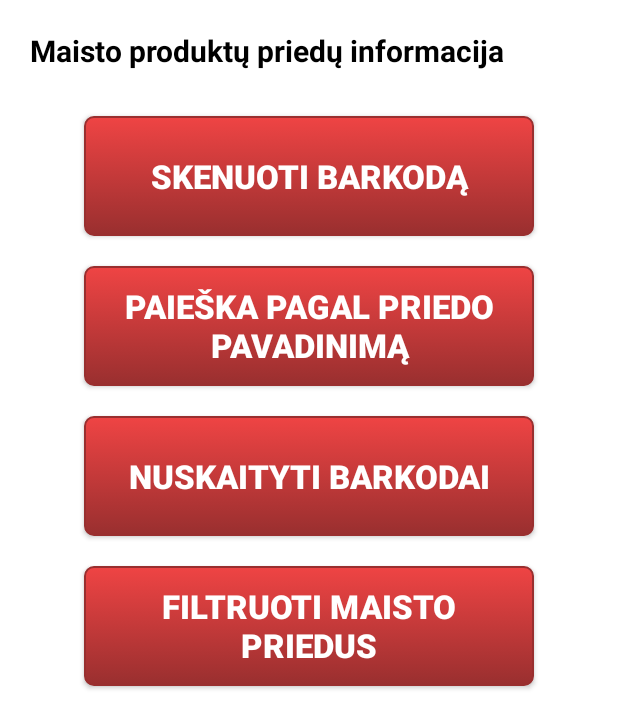
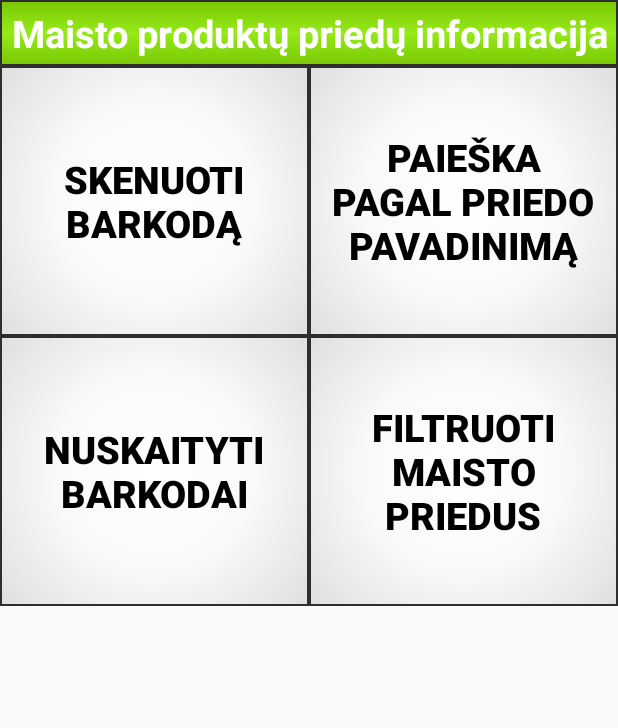
Before and after one commit to deiauk/IT_Engineering, an Android app: the screen it shows after launch (MainActivity), on a phone screen of 412 x 824 dp. Shown: the top 728 px of the screen. Run offline under Robolectric (Android 15) with nearby library versions, the phone set to English and light mode, and no system bars; libraries missing offline, so code that uses them is left out: com.google.zxing.integration; 4 statements that could not run were skipped.

Commit message:
new style

```diff
--- a/app/src/main/res/drawable/red_button.xml
+++ b/app/src/main/res/drawable/button.xml
@@ -3,14 +3,12 @@
     <item android:state_pressed="true" >
         <shape>
             <gradient
-                android:startColor="#993F3F"
-                android:endColor="#EF5B5B"
+                android:startColor="#009999"
+                android:endColor="#006363"
+                android:type="radial"
+
+                android:gradientRadius="50%"
                 android:angle="270" />
-            <stroke
-                android:width="1dp"
-                android:color="#993F3F" />
-            <corners
-                android:radius="6dp" />
             <padding
                 android:left="10dp"
                 android:top="10dp"
@@ -21,14 +19,14 @@
     <item>
         <shape>
             <gradient
-                android:startColor="#ef4444"
-                android:endColor="#992f2f"
-                android:angle="270" />
+                android:startColor="#ffffff"
+                android:centerColor="#f9f9f9"
+                android:endColor="#e1e0e0"
+                android:type="radial"
+                android:gradientRadius="75%"/>
             <stroke
                 android:width="1dp"
-                android:color="#992f2f" />
-            <corners
-                android:radius="6dp" />
+                android:color="#2e2e2e"/>
             <padding
                 android:left="10dp"
                 android:top="10dp"
--- /dev/null
+++ b/app/src/main/res/drawable/title.xml
@@ -0,0 +1,20 @@
+<?xml version="1.0" encoding="utf-8" ?>
+<selector xmlns:android="http://schemas.android.com/apk/res/android">
+    <item>
+        <shape>
+            <gradient
+                android:startColor="#7ac805"
+                android:centerColor="#96ea17"
+                android:endColor="#7ac805"
+                android:angle="270" />
+            <stroke
+                android:width="1dp"
+                android:color="#2e2e2e"/>
+            <padding
+                android:left="5dp"
+                android:top="5dp"
+                android:right="5dp"
+                android:bottom="5dp" />
+        </shape>
+    </item>
+</selector>
--- a/app/src/main/res/layout/activity_food_aditive_info.xml
+++ b/app/src/main/res/layout/activity_food_aditive_info.xml
@@ -6,17 +6,17 @@
     <LinearLayout xmlns:android="http://schemas.android.com/apk/res/android"
         xmlns:tools="http://schemas.android.com/tools" android:layout_width="match_parent"
         android:layout_height="match_parent"
-        android:paddingLeft="@dimen/activity_horizontal_margin"
-        android:paddingRight="@dimen/activity_horizontal_margin"
-        android:paddingTop="@dimen/activity_vertical_margin"
-        android:paddingBottom="@dimen/activity_vertical_margin"
         android:orientation="vertical"
         tools:context=".FoodAdditiveInfoActivity">
 
         <TextView
-            android:layout_width="wrap_content"
+            android:background="@drawable/title"
+            android:layout_width="fill_parent"
             android:layout_height="wrap_content"
             android:textAppearance="?android:attr/textAppearanceLarge"
+            android:gravity="center"
+            android:paddingTop="16dp"
+            android:paddingBottom="16dp"
             android:id="@+id/mainText"
             android:text="-----"
             android:layout_alignParentTop="true"
--- a/app/src/main/res/layout/activity_main.xml
+++ b/app/src/main/res/layout/activity_main.xml
@@ -4,77 +4,90 @@
     android:id="@+id/container"
     android:layout_width="match_parent"
     android:layout_height="match_parent"
-    android:background="#ffffff"
     android:orientation="vertical"
     android:fitsSystemWindows="true"
-    tools:context="com.javacodegeeks.androidstartactivityforresultexample.ActivityOne" >
+    tools:context=".MainActivity" >
 
     <TextView
         android:id="@+id/textView1"
+        android:background="@drawable/title"
         android:layout_width="fill_parent"
         android:layout_height="wrap_content"
         android:layout_gravity="center|top"
-        android:layout_margin="20dp"
+        android:gravity="center"
         android:text="@string/label_menu_topLabel"
-        android:textColor="#000000"
-        android:textSize="20sp"
-        android:textStyle="bold"
-        android:autoText="false" />
+        android:textColor="#FFFFFF"
+        android:textSize="25sp"
+        android:textStyle="bold" />
+
+    <LinearLayout
+        android:layout_width="fill_parent"
+        android:layout_height="wrap_content"
+        android:orientation="horizontal"
+        android:layout_gravity="bottom|left"
+        android:weightSum="2">
 
         <Button
-        android:background="@drawable/red_button"
-        android:layout_width="300dp"
-        android:layout_height="80dp"
+            android:background="@drawable/button"
+            android:layout_width="0dp"
+            android:layout_height="180dp"
+            android:layout_weight="1"
             android:layout_gravity="center"
-        android:layout_margin="10dp"
-        android:gravity="center"
             android:onClick="scanCode"
             android:text="@string/button_menu_skenuoti"
-        android:textSize="22sp"
-        android:textColor="#ffffff"
+            android:textSize="25sp"
+            android:textColor="#000000"
             android:textStyle="bold">
         </Button>
 
         <Button
-        android:background="@drawable/red_button"
-        android:layout_width="300dp"
-        android:layout_height="80dp"
+            android:background="@drawable/button"
+            android:layout_width="0dp"
+            android:layout_height="180dp"
+            android:layout_weight="1"
             android:layout_gravity="center"
-        android:layout_margin="10dp"
-        android:gravity="center"
             android:onClick="searchInDatabase"
             android:text="@string/button_menu_paieska"
-        android:textSize="22sp"
-        android:textColor="#ffffff"
+            android:textSize="25sp"
+            android:textColor="#000000"
             android:textStyle="bold">
+        </Button>
+    </LinearLayout>
+
+    <LinearLayout
+        android:layout_width="fill_parent"
+        android:layout_height="wrap_content"
+        android:orientation="horizontal"
+        android:layout_gravity="bottom|left"
+        android:weightSum="2">
+
+        <Button
+            android:background="@drawable/button"
+            android:layout_width="0dp"
+            android:layout_height="180dp"
+            android:layout_weight="1"
+            android:layout_gravity="center"
+            android:onClick="goToDatabase"
+            android:text="@string/button_menu_nuskaitytiBarkodai"
+            android:textSize="25sp"
+            android:textColor="#000000"
+            android:textStyle="bold"
+
+            >
         </Button>
 
         <Button
-        android:background="@drawable/red_button"
-        android:layout_width="300dp"
-        android:layout_height="80dp"
+            android:background="@drawable/button"
+            android:layout_width="0dp"
+            android:layout_height="180dp"
+            android:layout_weight="1"
             android:layout_gravity="center"
-        android:layout_margin="10dp"
-        android:gravity="center"
-        android:onClick="goToDatabase"
-        android:text="@string/button_menu_nuskaitytiBarkodai"
-        android:textSize="22sp"
-        android:textColor="#ffffff"
+            android:onClick="selectFoodAdditivesToIgnore"
+            android:text="Filtruoti maisto priedus"
+            android:textSize="25sp"
+            android:textColor="#000000"
             android:textStyle="bold">
         </Button>
-
-    <Button
-        android:background="@drawable/red_button"
-        android:layout_width="300dp"
-        android:layout_height="80dp"
-        android:layout_gravity="center"
-        android:layout_margin="10dp"
-        android:gravity="center"
-        android:onClick="selectFoodAdditivesToIgnore"
-        android:text="Filtruoti maisto priedus"
-        android:textSize="22sp"
-        android:textColor="#ffffff"
-        android:textStyle="bold">
-    </Button>
+    </LinearLayout>
 
 </LinearLayout>
--- a/app/src/main/res/layout/activity_product.xml
+++ b/app/src/main/res/layout/activity_product.xml
@@ -4,18 +4,19 @@
     xmlns:tools="http://schemas.android.com/tools"
     android:layout_width="match_parent"
     android:layout_height="match_parent"
-    android:paddingLeft="@dimen/activity_horizontal_margin"
-    android:paddingRight="@dimen/activity_horizontal_margin"
-    android:paddingTop="@dimen/activity_vertical_margin"
-    android:paddingBottom="@dimen/activity_vertical_margin"
     android:orientation="horizontal"
     tools:context="barcode2.android.com.barcode.ProductActivity">
 
     <TextView
-        android:layout_width="wrap_content"
+        android:background="@drawable/title"
+        android:layout_width="fill_parent"
         android:layout_height="wrap_content"
+        android:paddingTop="16dp"
+        android:paddingBottom="16dp"
+        android:gravity="center"
         android:textAppearance="?android:attr/textAppearanceLarge"
         android:text="Kodas"
+        android:textStyle="bold"
         android:id="@+id/barcode"
         android:layout_alignParentTop="true"
         android:layout_centerHorizontal="true" />
@@ -26,13 +27,17 @@
         android:textAppearance="?android:attr/textAppearanceMedium"
         android:text="Produkte esantys maisto priedai:"
         android:id="@+id/textView"
-        android:layout_marginTop="52dp"
+        android:paddingLeft="8dp"
+        android:paddingRight="8dp"
+        android:layout_marginTop="0dp"
         android:layout_below="@+id/barcode"
         android:layout_alignParentLeft="true"
         android:layout_alignParentStart="true"
         android:paddingBottom="10sp"/>
 
     <ListView
+        android:paddingLeft="8dp"
+        android:paddingRight="8dp"
         android:layout_width="wrap_content"
         android:layout_height="wrap_content"
         android:id="@+id/listView"
--- a/app/src/main/res/layout/activity_search_in_database.xml
+++ b/app/src/main/res/layout/activity_search_in_database.xml
@@ -4,10 +4,6 @@
     xmlns:tools="http://schemas.android.com/tools"
     android:layout_width="match_parent"
     android:layout_height="match_parent"
-    android:paddingLeft="@dimen/activity_horizontal_margin"
-    android:paddingRight="@dimen/activity_horizontal_margin"
-    android:paddingTop="@dimen/activity_vertical_margin"
-    android:paddingBottom="@dimen/activity_vertical_margin"
     tools:context="barcode2.android.com.barcode.SearchInDatabaseActivity">
 
     <ListView
@@ -15,15 +11,19 @@
         android:layout_width="wrap_content"
         android:layout_height="wrap_content"
         android:layout_below="@+id/searchView"
+        android:paddingLeft="8dp"
+        android:paddingRight="8dp"
         android:layout_alignParentLeft="true"
         android:layout_alignParentStart="true">
     </ListView>
 
     <SearchView
+        android:background="@drawable/title"
         android:id="@+id/searchView"
-        android:layout_width="wrap_content"
+        android:layout_width="fill_parent"
         android:layout_height="wrap_content"
         android:layout_alignParentLeft="true"
+        android:layout_alignParentRight="true"
         android:layout_alignParentStart="true">
     </SearchView>
 
```
Lines whose indentation alone changed are shown as unchanged.
